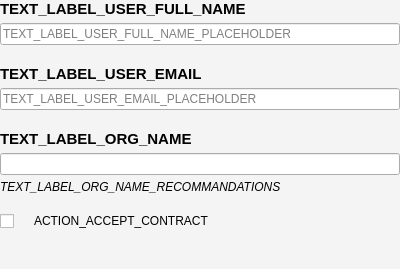
First picture: the form in parsec/core/gui/forms/create_org_user_info_widget.ui, repository Scille/parsec-cloud, before the edit.
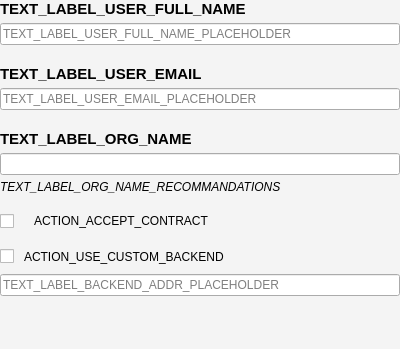
Second picture: the form after the edit. Custom widgets are drawn as their Qt base class.

Commit message: [GUI] Allows creating an organization on a custom backend

```diff
--- a/parsec/core/gui/forms/create_org_user_info_widget.ui
+++ b/parsec/core/gui/forms/create_org_user_info_widget.ui
@@ -7,7 +7,7 @@
     <x>0</x>
     <y>0</y>
     <width>400</width>
-    <height>269</height>
+    <height>349</height>
    </rect>
   </property>
   <property name="windowTitle">
@@ -157,6 +157,80 @@
      </item>
     </layout>
    </item>
+   <item>
+    <layout class="QVBoxLayout" name="verticalLayout_4">
+     <property name="spacing">
+      <number>10</number>
+     </property>
+     <property name="topMargin">
+      <number>0</number>
+     </property>
+     <property name="bottomMargin">
+      <number>0</number>
+     </property>
+     <item>
+      <layout class="QHBoxLayout" name="horizontalLayout_2">
+       <item>
+        <widget class="QCheckBox" name="check_use_custom_backend">
+         <property name="text">
+          <string/>
+         </property>
+        </widget>
+       </item>
+       <item>
+        <widget class="QLabel" name="label_2">
+         <property name="sizePolicy">
+          <sizepolicy hsizetype="Expanding" vsizetype="Preferred">
+           <horstretch>0</horstretch>
+           <verstretch>0</verstretch>
+          </sizepolicy>
+         </property>
+         <property name="text">
+          <string>ACTION_USE_CUSTOM_BACKEND</string>
+         </property>
+         <property name="wordWrap">
+          <bool>true</bool>
+         </property>
+        </widget>
+       </item>
+      </layout>
+     </item>
+     <item>
+      <widget class="QWidget" name="widget_custom_backend" native="true">
+       <layout class="QVBoxLayout" name="verticalLayout_2">
+        <property name="spacing">
+         <number>0</number>
+        </property>
+        <property name="leftMargin">
+         <number>0</number>
+        </property>
+        <property name="topMargin">
+         <number>0</number>
+        </property>
+        <property name="rightMargin">
+         <number>0</number>
+        </property>
+        <property name="bottomMargin">
+         <number>0</number>
+        </property>
+        <item>
+         <widget class="ValidatedLineEdit" name="line_edit_backend_addr">
+          <property name="minimumSize">
+           <size>
+            <width>0</width>
+            <height>0</height>
+           </size>
+          </property>
+          <property name="placeholderText">
+           <string>TEXT_LABEL_BACKEND_ADDR_PLACEHOLDER</string>
+          </property>
+         </widget>
+        </item>
+       </layout>
+      </widget>
+     </item>
+    </layout>
+   </item>
    <item>
     <spacer name="verticalSpacer">
      <property name="orientation">
```
The commit also changes 5 other files.
